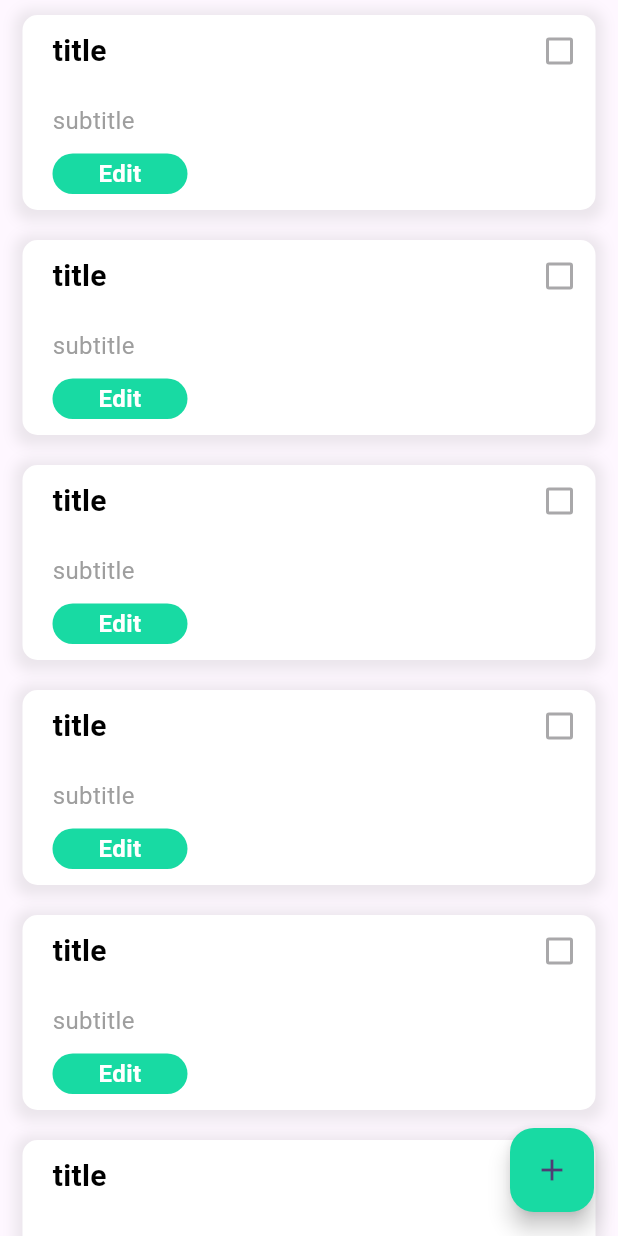
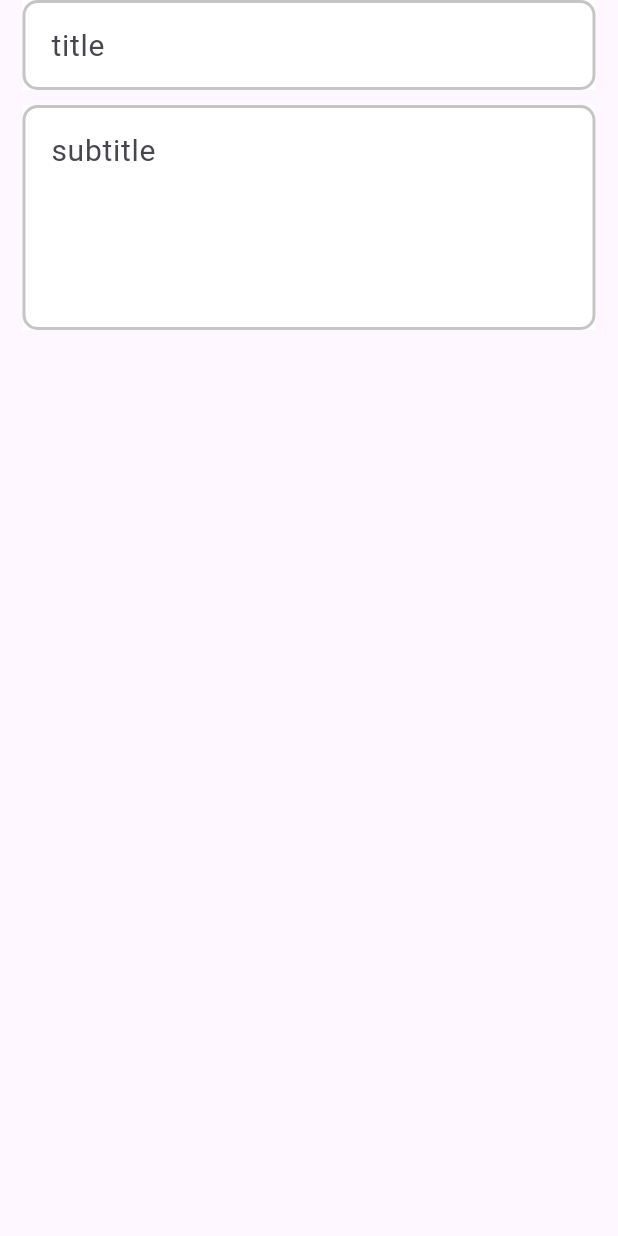
Before and after one commit to LuigiG24/Mobile-advanced, a Flutter app: the screen it shows after launch, on a phone screen of 412 x 824 dp. Run offline on Flutter 3.47's test engine with Material 3 defaults, Android fonts, the phone set to English and light mode, and no system bars; our stand-ins replace firebase_auth, firebase_core; accounts and stored records are empty.

Commit message:
add item

```diff
--- a/todo_app/lib/main.dart
+++ b/todo_app/lib/main.dart
@@ -1,5 +1,6 @@
 import 'package:flutter/material.dart';
 import 'package:firebase_core/firebase_core.dart';
+import 'package:todo_app/pages/add_item_page.dart';
 import 'package:todo_app/pages/home.dart';
 
 void main() async {
@@ -20,7 +21,7 @@ class ToDoApp extends StatelessWidget {
         colorScheme: ColorScheme.fromSeed(seedColor: Colors.deepPurple),
         useMaterial3: true,
       ),
-      home: const Home(),
+      home: const AddItemPage(),
     );
   }
 }
--- /dev/null
+++ b/todo_app/lib/pages/add_item_page.dart
@@ -0,0 +1,34 @@
+import 'package:flutter/material.dart';
+import 'package:todo_app/consts/sizes.dart';
+import 'package:todo_app/widgets/form.dart';
+
+class AddItemPage extends StatefulWidget {
+  const AddItemPage({super.key});
+
+  @override
+  State<AddItemPage> createState() => _AddItemPageState();
+}
+
+class _AddItemPageState extends State<AddItemPage> {
+  final title = TextEditingController();
+  final subtitle = TextEditingController();
+
+  final FocusNode titleFocusNode = FocusNode();
+  final FocusNode subtitleFocusNode = FocusNode();
+
+  @override
+  Widget build(BuildContext context) {
+    return Scaffold(
+      body: SafeArea(
+        child: Column(
+          children: [
+            titleWidget("title", title, titleFocusNode),
+            size10,
+            subtitleWidget("subtitle", subtitle, subtitleFocusNode),
+            size10,
+          ],
+        ),
+      ),
+    );
+  }
+}
--- a/todo_app/lib/widgets/form.dart
+++ b/todo_app/lib/widgets/form.dart
@@ -84,3 +84,55 @@ import 'package:todo_app/consts/sizes.dart';
       ),
     );
   }
+
+
+Padding titleWidget(
+    String typeName, TextEditingController controller, FocusNode focusNode) {
+  return Padding(
+    padding: symmetric15,
+    child: Container(
+      decoration: const BoxDecoration(color: Colors.white),
+      child: TextField(
+        controller: controller,
+        focusNode: focusNode,
+        style: const TextStyle(fontSize: 20, color: Colors.black),
+        decoration: InputDecoration(
+          contentPadding: symmetricHV,
+          hintText: typeName,
+          enabledBorder: OutlineInputBorder(
+              borderRadius: Radius10,
+              borderSide: BorderSide(color: borderColor, width: 2.0)),
+          focusedBorder: OutlineInputBorder(
+              borderRadius: Radius10,
+              borderSide: BorderSide(color: focusedColor, width: 2.0)),
+        ),
+      ),
+    ),
+  );
+}
+
+Padding subtitleWidget(
+    String typeName, TextEditingController controller, FocusNode focusNode) {
+  return Padding(
+    padding: symmetric15,
+    child: Container(
+      decoration: const BoxDecoration(color: Colors.white),
+      child: TextField(
+        maxLines: 4,
+        controller: controller,
+        focusNode: focusNode,
+        style: const TextStyle(fontSize: 20, color: Colors.black),
+        decoration: InputDecoration(
+          contentPadding: symmetricHV,
+          hintText: typeName,
+          enabledBorder: OutlineInputBorder(
+              borderRadius: Radius10,
+              borderSide: BorderSide(color: borderColor, width: 2.0)),
+          focusedBorder: OutlineInputBorder(
+              borderRadius: Radius10,
+              borderSide: BorderSide(color: focusedColor, width: 2.0)),
+        ),
+      ),
+    ),
+  );
+}
```
